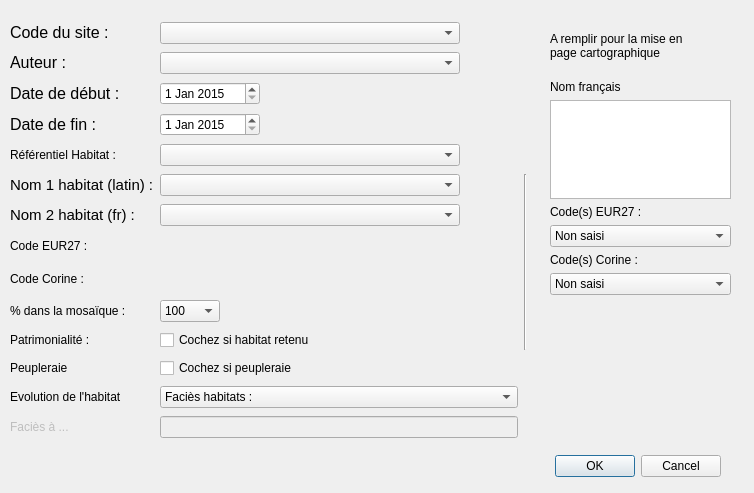
Old version of the form ui_bdhabnat_dialog.ui in the repository CEN-Hauts-de-France/bdhabnat_cenhdf.
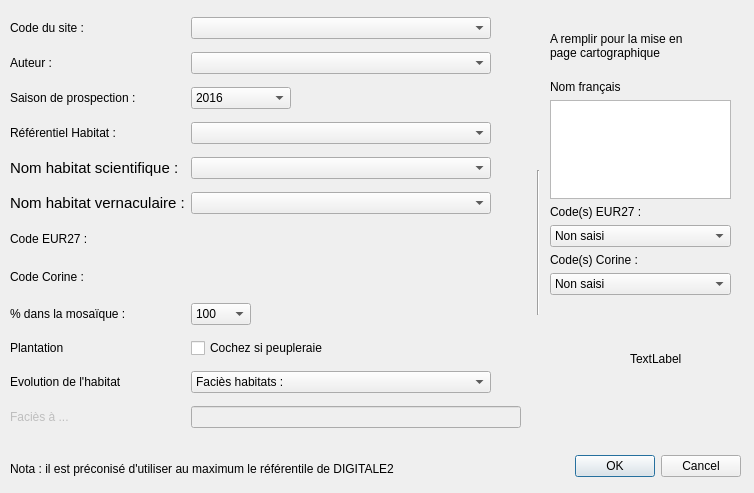
New version of the form.

Commit message: - Dates de début et de fin de prospection remplacées par l'année - Peupleraies remplacées par "plantations" - Ajouter avertissement : préférable de choisir le référentiel de DIGITALE2 - Remise à blanc du formulaire entre deux saisies annulée - % de d'habitats dans les mosaïques plus fins - case à ciocher "patrimonialité" enlevée du formulaire et du code

```diff
--- a/ui_bdhabnat_dialog.ui
+++ b/ui_bdhabnat_dialog.ui
@@ -28,9 +28,9 @@
   <widget class="QDialogButtonBox" name="buttonBox">
    <property name="geometry">
     <rect>
-     <x>380</x>
+     <x>550</x>
      <y>450</y>
-     <width>341</width>
+     <width>191</width>
      <height>32</height>
     </rect>
    </property>
@@ -120,155 +120,130 @@
     </item>
    </layout>
   </widget>
-  <widget class="QWidget" name="layoutWidget">
+  <widget class="QLabel" name="label_2">
    <property name="geometry">
     <rect>
      <x>10</x>
-     <y>20</y>
-     <width>517</width>
-     <height>428</height>
+     <y>460</y>
+     <width>481</width>
+     <height>17</height>
+    </rect>
+   </property>
+   <property name="text">
+    <string>Nota : il est préconisé d'utiliser au maximum le référentile de DIGITALE2</string>
+   </property>
+  </widget>
+  <widget class="QLabel" name="label_3">
+   <property name="geometry">
+    <rect>
+     <x>630</x>
+     <y>350</y>
+     <width>66</width>
+     <height>17</height>
+    </rect>
+   </property>
+   <property name="text">
+    <string>TextLabel</string>
+   </property>
+  </widget>
+  <widget class="Line" name="line_2">
+   <property name="geometry">
+    <rect>
+     <x>530</x>
+     <y>170</y>
+     <width>16</width>
+     <height>145</height>
+    </rect>
+   </property>
+   <property name="orientation">
+    <enum>Qt::Vertical</enum>
+   </property>
+  </widget>
+  <widget class="QWidget" name="">
+   <property name="geometry">
+    <rect>
+     <x>10</x>
+     <y>10</y>
+     <width>511</width>
+     <height>431</height>
     </rect>
    </property>
    <layout class="QGridLayout" name="gridLayout">
-    <item row="11" column="0">
-     <widget class="QLabel" name="lbl_peupleraie">
-      <property name="text">
-       <string>Peupleraie</string>
-      </property>
-      <property name="buddy">
-       <cstring>chx_patrimoine</cstring>
-      </property>
-     </widget>
-    </item>
-    <item row="11" column="1">
-     <widget class="QCheckBox" name="chx_peupleraie">
-      <property name="maximumSize">
-       <size>
-        <width>300</width>
-        <height>16777215</height>
-       </size>
-      </property>
-      <property name="text">
-       <string>Cochez si peupleraie</string>
-      </property>
-     </widget>
-    </item>
-    <item row="1" column="1">
-     <widget class="QComboBox" name="cbx_auteur">
-      <property name="maximumSize">
-       <size>
-        <width>300</width>
-        <height>16777215</height>
-       </size>
-      </property>
-      <property name="contextMenuPolicy">
-       <enum>Qt::DefaultContextMenu</enum>
-      </property>
-      <property name="currentText" stdset="0">
-       <string/>
-      </property>
-      <property name="currentIndex">
-       <number>-1</number>
-      </property>
-     </widget>
-    </item>
-    <item row="2" column="0">
-     <widget class="QLabel" name="lbl_datdeb">
-      <property name="text">
-       <string>&lt;html&gt;&lt;head/&gt;&lt;body&gt;&lt;p&gt;&lt;span style=&quot; font-size:12pt;&quot;&gt;Date de début :&lt;/span&gt;&lt;/p&gt;&lt;/body&gt;&lt;/html&gt;</string>
-      </property>
-     </widget>
-    </item>
-    <item row="7" column="0">
-     <widget class="QLabel" name="lbl_codeeur27">
-      <property name="enabled">
-       <bool>true</bool>
-      </property>
-      <property name="text">
-       <string>&lt;html&gt;&lt;head/&gt;&lt;body&gt;&lt;p&gt;Code EUR27 :&lt;/p&gt;&lt;/body&gt;&lt;/html&gt;</string>
-      </property>
-     </widget>
-    </item>
-    <item row="7" column="1">
-     <widget class="QLabel" name="txt_codeeur27">
-      <property name="maximumSize">
-       <size>
-        <width>300</width>
-        <height>25</height>
-       </size>
-      </property>
-      <property name="baseSize">
-       <size>
-        <width>300</width>
-        <height>25</height>
-       </size>
-      </property>
-      <property name="text">
-       <string/>
-      </property>
-     </widget>
-    </item>
-    <item row="0" column="0">
-     <widget class="QLabel" name="lbl_codesite">
-      <property name="text">
-       <string>&lt;html&gt;&lt;head/&gt;&lt;body&gt;&lt;p&gt;&lt;span style=&quot; font-size:12pt;&quot;&gt;Code du site :&lt;/span&gt;&lt;/p&gt;&lt;/body&gt;&lt;/html&gt;</string>
-      </property>
-     </widget>
-    </item>
-    <item row="10" column="0">
-     <widget class="QLabel" name="lbl_patrimoine">
-      <property name="text">
-       <string>&lt;html&gt;&lt;head/&gt;&lt;body&gt;&lt;p&gt;Patrimonialité :&lt;/p&gt;&lt;/body&gt;&lt;/html&gt;</string>
-      </property>
-      <property name="buddy">
-       <cstring>chx_patrimoine</cstring>
-      </property>
-     </widget>
-    </item>
-    <item row="10" column="1">
-     <widget class="QCheckBox" name="chx_patrimoine">
-      <property name="maximumSize">
-       <size>
-        <width>300</width>
-        <height>16777215</height>
-       </size>
-      </property>
-      <property name="text">
-       <string>Cochez si habitat retenu</string>
-      </property>
-     </widget>
-    </item>
     <item row="3" column="1">
-     <widget class="QDateEdit" name="dat_datefin">
+     <widget class="QComboBox" name="cbx_habref">
       <property name="maximumSize">
        <size>
-        <width>100</width>
+        <width>300</width>
         <height>16777215</height>
        </size>
       </property>
-      <property name="date">
-       <date>
-        <year>2015</year>
-        <month>1</month>
-        <day>1</day>
-       </date>
+      <property name="toolTip">
+       <string extracomment="Nota : il est préférable de choisir le référentiel de DIGITALE2"/>
       </property>
-     </widget>
-    </item>
-    <item row="4" column="0">
-     <widget class="QLabel" name="lbl_habref">
-      <property name="text">
-       <string>&lt;html&gt;&lt;head/&gt;&lt;body&gt;&lt;p&gt;Référentiel Habitat :&lt;/p&gt;&lt;/body&gt;&lt;/html&gt;</string>
+      <property name="editable">
+       <bool>false</bool>
       </property>
-      <property name="buddy">
-       <cstring>cbx_habref</cstring>
+      <property name="currentText" stdset="0">
+       <string/>
+      </property>
+      <property name="maxVisibleItems">
+       <number>5</number>
+      </property>
+      <property name="minimumContentsLength">
+       <number>1</number>
       </property>
      </widget>
     </item>
     <item row="6" column="1">
-     <widget class="QComboBox" name="cbx_habfr">
+     <widget class="QLabel" name="txt_codeeur27">
+      <property name="maximumSize">
+       <size>
+        <width>300</width>
+        <height>25</height>
+       </size>
+      </property>
+      <property name="baseSize">
+       <size>
+        <width>300</width>
+        <height>25</height>
+       </size>
+      </property>
+      <property name="text">
+       <string/>
+      </property>
+     </widget>
+    </item>
+    <item row="1" column="0">
+     <widget class="QLabel" name="lbl_auteur">
+      <property name="text">
+       <string>&lt;html&gt;&lt;head/&gt;&lt;body&gt;&lt;p&gt;Auteur :&lt;/p&gt;&lt;/body&gt;&lt;/html&gt;</string>
+      </property>
+      <property name="buddy">
+       <cstring>cbx_auteur</cstring>
+      </property>
+     </widget>
+    </item>
+    <item row="4" column="0">
+     <widget class="QLabel" name="lbl_hablat">
+      <property name="font">
+       <font>
+        <pointsize>10</pointsize>
+        <weight>50</weight>
+        <bold>false</bold>
+       </font>
+      </property>
+      <property name="text">
+       <string>&lt;html&gt;&lt;head/&gt;&lt;body&gt;&lt;p&gt;&lt;span style=&quot; font-size:11pt;&quot;&gt;Nom habitat scientifique :&lt;/span&gt;&lt;/p&gt;&lt;/body&gt;&lt;/html&gt;</string>
+      </property>
+      <property name="buddy">
+       <cstring>cbx_hablat</cstring>
+      </property>
+     </widget>
+    </item>
+    <item row="4" column="1">
+     <widget class="QComboBox" name="cbx_hablat">
       <property name="sizePolicy">
-       <sizepolicy hsizetype="Preferred" vsizetype="Fixed">
+       <sizepolicy hsizetype="Expanding" vsizetype="Fixed">
         <horstretch>0</horstretch>
         <verstretch>0</verstretch>
        </sizepolicy>
@@ -279,88 +254,65 @@
         <height>16777215</height>
        </size>
       </property>
-     </widget>
-    </item>
-    <item row="13" column="0">
-     <widget class="QLabel" name="lbl_faciesa">
-      <property name="enabled">
-       <bool>false</bool>
+      <property name="maxVisibleItems">
+       <number>30</number>
       </property>
-      <property name="text">
-       <string>Faciès à ...</string>
+      <property name="sizeAdjustPolicy">
+       <enum>QComboBox::AdjustToMinimumContentsLength</enum>
       </property>
+      <property name="minimumContentsLength">
+       <number>150</number>
+      </property>
      </widget>
     </item>
-    <item row="6" column="0">
-     <widget class="QLabel" name="lbl_habfr">
-      <property name="font">
-       <font>
-        <pointsize>10</pointsize>
-       </font>
+    <item row="7" column="1">
+     <widget class="QLabel" name="txt_codecorine">
+      <property name="maximumSize">
+       <size>
+        <width>300</width>
+        <height>25</height>
+       </size>
       </property>
       <property name="text">
-       <string>&lt;html&gt;&lt;head/&gt;&lt;body&gt;&lt;p&gt;&lt;span style=&quot; font-size:11pt;&quot;&gt;Nom 2 habitat (fr) :&lt;/span&gt;&lt;/p&gt;&lt;/body&gt;&lt;/html&gt;</string>
+       <string/>
       </property>
      </widget>
     </item>
     <item row="9" column="0">
-     <widget class="QLabel" name="lbl_pourcent">
+     <widget class="QLabel" name="lbl_plantation">
       <property name="text">
-       <string>&lt;html&gt;&lt;head/&gt;&lt;body&gt;&lt;p&gt;% dans la mosaïque :&lt;/p&gt;&lt;/body&gt;&lt;/html&gt;</string>
+       <string>Plantation</string>
       </property>
      </widget>
     </item>
     <item row="9" column="1">
-     <widget class="QComboBox" name="cbx_pourcent">
-      <property name="sizePolicy">
-       <sizepolicy hsizetype="Preferred" vsizetype="Fixed">
-        <horstretch>0</horstretch>
-        <verstretch>0</verstretch>
-       </sizepolicy>
-      </property>
+     <widget class="QCheckBox" name="chx_plantation">
       <property name="maximumSize">
        <size>
-        <width>60</width>
+        <width>300</width>
         <height>16777215</height>
        </size>
       </property>
-      <property name="currentIndex">
-       <number>5</number>
+      <property name="text">
+       <string>Cochez si peupleraie</string>
       </property>
-      <item>
-       <property name="text">
-        <string>25</string>
-       </property>
-      </item>
-      <item>
-       <property name="text">
-        <string>33</string>
-       </property>
-      </item>
-      <item>
-       <property name="text">
-        <string>50</string>
-       </property>
-      </item>
-      <item>
-       <property name="text">
-        <string>66</string>
-       </property>
-      </item>
-      <item>
-       <property name="text">
-        <string>75</string>
-       </property>
-      </item>
-      <item>
-       <property name="text">
-        <string>100</string>
-       </property>
-      </item>
      </widget>
     </item>
-    <item row="12" column="1">
+    <item row="10" column="0">
+     <widget class="QLabel" name="lbl_evol">
+      <property name="text">
+       <string>Evolution de l'habitat</string>
+      </property>
+     </widget>
+    </item>
+    <item row="10" column="1">
      <widget class="QComboBox" name="cbx_habetat">
+      <property name="maximumSize">
+       <size>
+        <width>300</width>
+        <height>16777215</height>
+       </size>
+      </property>
       <item>
        <property name="text">
         <string>Faciès habitats :</string>
@@ -448,35 +400,30 @@
       </item>
      </widget>
     </item>
-    <item row="5" column="1">
-     <widget class="QComboBox" name="cbx_hablat">
-      <property name="sizePolicy">
-       <sizepolicy hsizetype="Expanding" vsizetype="Fixed">
-        <horstretch>0</horstretch>
-        <verstretch>0</verstretch>
-       </sizepolicy>
+    <item row="11" column="0">
+     <widget class="QLabel" name="lbl_faciesa">
+      <property name="enabled">
+       <bool>false</bool>
       </property>
-      <property name="maximumSize">
-       <size>
-        <width>300</width>
-        <height>16777215</height>
-       </size>
+      <property name="text">
+       <string>Faciès à ...</string>
       </property>
-      <property name="maxVisibleItems">
-       <number>30</number>
+     </widget>
+    </item>
+    <item row="11" column="1">
+     <widget class="QLineEdit" name="txt_faciesa">
+      <property name="enabled">
+       <bool>false</bool>
       </property>
-      <property name="sizeAdjustPolicy">
-       <enum>QComboBox::AdjustToMinimumContentsLength</enum>
-      </property>
-      <property name="minimumContentsLength">
-       <number>150</number>
-      </property>
      </widget>
     </item>
-    <item row="5" column="2" rowspan="6">
-     <widget class="Line" name="line_2">
-      <property name="orientation">
-       <enum>Qt::Vertical</enum>
+    <item row="3" column="0">
+     <widget class="QLabel" name="lbl_habref">
+      <property name="text">
+       <string>&lt;html&gt;&lt;head/&gt;&lt;body&gt;&lt;p&gt;Référentiel Habitat :&lt;/p&gt;&lt;/body&gt;&lt;/html&gt;</string>
+      </property>
+      <property name="buddy">
+       <cstring>cbx_habref</cstring>
       </property>
      </widget>
     </item>
@@ -499,94 +446,204 @@
       </property>
      </widget>
     </item>
-    <item row="1" column="0">
-     <widget class="QLabel" name="lbl_auteur">
-      <property name="text">
-       <string>&lt;html&gt;&lt;head/&gt;&lt;body&gt;&lt;p&gt;&lt;span style=&quot; font-size:12pt;&quot;&gt;Auteur :&lt;/span&gt;&lt;/p&gt;&lt;/body&gt;&lt;/html&gt;</string>
-      </property>
-      <property name="buddy">
-       <cstring>cbx_auteur</cstring>
-      </property>
-     </widget>
-    </item>
-    <item row="4" column="1">
-     <widget class="QComboBox" name="cbx_habref">
-      <property name="maximumSize">
-       <size>
-        <width>300</width>
-        <height>16777215</height>
-       </size>
-      </property>
-      <property name="editable">
-       <bool>false</bool>
-      </property>
-      <property name="currentText" stdset="0">
-       <string/>
-      </property>
-      <property name="maxVisibleItems">
-       <number>5</number>
-      </property>
-      <property name="minimumContentsLength">
-       <number>1</number>
-      </property>
-     </widget>
-    </item>
     <item row="5" column="0">
-     <widget class="QLabel" name="lbl_hablat">
+     <widget class="QLabel" name="lbl_habfr">
       <property name="font">
        <font>
         <pointsize>10</pointsize>
-        <weight>50</weight>
-        <bold>false</bold>
        </font>
       </property>
       <property name="text">
-       <string>&lt;html&gt;&lt;head/&gt;&lt;body&gt;&lt;p&gt;&lt;span style=&quot; font-size:11pt;&quot;&gt;Nom 1 habitat (latin) :&lt;/span&gt;&lt;/p&gt;&lt;/body&gt;&lt;/html&gt;</string>
+       <string>&lt;html&gt;&lt;head/&gt;&lt;body&gt;&lt;p&gt;&lt;span style=&quot; font-size:11pt;&quot;&gt;Nom habitat vernaculaire :&lt;/span&gt;&lt;/p&gt;&lt;/body&gt;&lt;/html&gt;</string>
       </property>
       <property name="buddy">
        <cstring>cbx_hablat</cstring>
       </property>
      </widget>
     </item>
-    <item row="13" column="1">
-     <widget class="QLineEdit" name="txt_faciesa">
-      <property name="enabled">
-       <bool>false</bool>
+    <item row="5" column="1">
+     <widget class="QComboBox" name="cbx_habfr">
+      <property name="sizePolicy">
+       <sizepolicy hsizetype="Preferred" vsizetype="Fixed">
+        <horstretch>0</horstretch>
+        <verstretch>0</verstretch>
+       </sizepolicy>
       </property>
+      <property name="maximumSize">
+       <size>
+        <width>300</width>
+        <height>16777215</height>
+       </size>
+      </property>
      </widget>
     </item>
-    <item row="2" column="1">
-     <widget class="QDateEdit" name="dat_datedeb">
+    <item row="1" column="1">
+     <widget class="QComboBox" name="cbx_auteur">
       <property name="maximumSize">
        <size>
-        <width>100</width>
+        <width>300</width>
         <height>16777215</height>
        </size>
       </property>
-      <property name="date">
-       <date>
-        <year>2015</year>
-        <month>1</month>
-        <day>1</day>
-       </date>
+      <property name="contextMenuPolicy">
+       <enum>Qt::DefaultContextMenu</enum>
       </property>
-     </widget>
-    </item>
-    <item row="3" column="0">
-     <widget class="QLabel" name="lbl_datefin">
-      <property name="text">
-       <string>&lt;html&gt;&lt;head/&gt;&lt;body&gt;&lt;p&gt;&lt;span style=&quot; font-size:12pt;&quot;&gt;Date de fin :&lt;/span&gt;&lt;/p&gt;&lt;/body&gt;&lt;/html&gt;</string>
+      <property name="currentText" stdset="0">
+       <string/>
       </property>
      </widget>
     </item>
-    <item row="12" column="0">
-     <widget class="QLabel" name="lbl_evol">
+    <item row="2" column="0">
+     <widget class="QLabel" name="lbl_annee">
       <property name="text">
-       <string>Evolution de l'habitat</string>
+       <string>&lt;html&gt;&lt;head/&gt;&lt;body&gt;&lt;p&gt;Saison de prospection :&lt;/p&gt;&lt;/body&gt;&lt;/html&gt;</string>
       </property>
      </widget>
     </item>
     <item row="8" column="0">
+     <widget class="QLabel" name="lbl_pourcent">
+      <property name="text">
+       <string>&lt;html&gt;&lt;head/&gt;&lt;body&gt;&lt;p&gt;% dans la mosaïque :&lt;/p&gt;&lt;/body&gt;&lt;/html&gt;</string>
+      </property>
+     </widget>
+    </item>
+    <item row="8" column="1">
+     <widget class="QComboBox" name="cbx_pourcent">
+      <property name="sizePolicy">
+       <sizepolicy hsizetype="Preferred" vsizetype="Fixed">
+        <horstretch>0</horstretch>
+        <verstretch>0</verstretch>
+       </sizepolicy>
+      </property>
+      <property name="maximumSize">
+       <size>
+        <width>60</width>
+        <height>16777215</height>
+       </size>
+      </property>
+      <property name="currentIndex">
+       <number>19</number>
+      </property>
+      <item>
+       <property name="text">
+        <string>5</string>
+       </property>
+      </item>
+      <item>
+       <property name="text">
+        <string>10</string>
+       </property>
+      </item>
+      <item>
+       <property name="text">
+        <string>15</string>
+       </property>
+      </item>
+      <item>
+       <property name="text">
+        <string>20</string>
+       </property>
+      </item>
+      <item>
+       <property name="text">
+        <string>25</string>
+       </property>
+      </item>
+      <item>
+       <property name="text">
+        <string>30</string>
+       </property>
+      </item>
+      <item>
+       <property name="text">
+        <string>35</string>
+       </property>
+      </item>
+      <item>
+       <property name="text">
+        <string>40</string>
+       </property>
+      </item>
+      <item>
+       <property name="text">
+        <string>45</string>
+       </property>
+      </item>
+      <item>
+       <property name="text">
+        <string>50</string>
+       </property>
+      </item>
+      <item>
+       <property name="text">
+        <string>55</string>
+       </property>
+      </item>
+      <item>
+       <property name="text">
+        <string>60</string>
+       </property>
+      </item>
+      <item>
+       <property name="text">
+        <string>65</string>
+       </property>
+      </item>
+      <item>
+       <property name="text">
+        <string>70</string>
+       </property>
+      </item>
+      <item>
+       <property name="text">
+        <string>75</string>
+       </property>
+      </item>
+      <item>
+       <property name="text">
+        <string>80</string>
+       </property>
+      </item>
+      <item>
+       <property name="text">
+        <string>85</string>
+       </property>
+      </item>
+      <item>
+       <property name="text">
+        <string>90</string>
+       </property>
+      </item>
+      <item>
+       <property name="text">
+        <string>95</string>
+       </property>
+      </item>
+      <item>
+       <property name="text">
+        <string>100</string>
+       </property>
+      </item>
+     </widget>
+    </item>
+    <item row="6" column="0">
+     <widget class="QLabel" name="lbl_codeeur27">
+      <property name="enabled">
+       <bool>true</bool>
+      </property>
+      <property name="text">
+       <string>&lt;html&gt;&lt;head/&gt;&lt;body&gt;&lt;p&gt;Code EUR27 :&lt;/p&gt;&lt;/body&gt;&lt;/html&gt;</string>
+      </property>
+     </widget>
+    </item>
+    <item row="0" column="0">
+     <widget class="QLabel" name="lbl_codesite">
+      <property name="text">
+       <string>&lt;html&gt;&lt;head/&gt;&lt;body&gt;&lt;p&gt;Code du site :&lt;/p&gt;&lt;/body&gt;&lt;/html&gt;</string>
+      </property>
+     </widget>
+    </item>
+    <item row="7" column="0">
      <widget class="QLabel" name="lbl_codecorine">
       <property name="enabled">
        <bool>true</bool>
@@ -596,23 +653,172 @@
       </property>
      </widget>
     </item>
-    <item row="8" column="1">
-     <widget class="QLabel" name="txt_codecorine">
+    <item row="2" column="1">
+     <widget class="QComboBox" name="cbx_annee">
       <property name="maximumSize">
        <size>
-        <width>300</width>
-        <height>25</height>
+        <width>100</width>
+        <height>16777215</height>
        </size>
       </property>
-      <property name="baseSize">
-       <size>
-        <width>300</width>
-        <height>25</height>
-       </size>
+      <property name="currentIndex">
+       <number>16</number>
       </property>
-      <property name="text">
-       <string/>
-      </property>
+      <item>
+       <property name="text">
+        <string>2000</string>
+       </property>
+      </item>
+      <item>
+       <property name="text">
+        <string>2001</string>
+       </property>
+      </item>
+      <item>
+       <property name="text">
+        <string>2002</string>
+       </property>
+      </item>
+      <item>
+       <property name="text">
+        <string>2003</string>
+       </property>
+      </item>
+      <item>
+       <property name="text">
+        <string>2004</string>
+       </property>
+      </item>
+      <item>
+       <property name="text">
+        <string>2005</string>
+       </property>
+      </item>
+      <item>
+       <property name="text">
+        <string>2006</string>
+       </property>
+      </item>
+      <item>
+       <property name="text">
+        <string>2007</string>
+       </property>
+      </item>
+      <item>
+       <property name="text">
+        <string>2008</string>
+       </property>
+      </item>
+      <item>
+       <property name="text">
+        <string>2009</string>
+       </property>
+      </item>
+      <item>
+       <property name="text">
+        <string>2010</string>
+       </property>
+      </item>
+      <item>
+       <property name="text">
+        <string>2011</string>
+       </property>
+      </item>
+      <item>
+       <property name="text">
+        <string>2012</string>
+       </property>
+      </item>
+      <item>
+       <property name="text">
+        <string>2013</string>
+       </property>
+      </item>
+      <item>
+       <property name="text">
+        <string>2014</string>
+       </property>
+      </item>
+      <item>
+       <property name="text">
+        <string>2015</string>
+       </property>
+      </item>
+      <item>
+       <property name="text">
+        <string>2016</string>
+       </property>
+      </item>
+      <item>
+       <property name="text">
+        <string>2017</string>
+       </property>
+      </item>
+      <item>
+       <property name="text">
+        <string>2018</string>
+       </property>
+      </item>
+      <item>
+       <property name="text">
+        <string>2019</string>
+       </property>
+      </item>
+      <item>
+       <property name="text">
+        <string>2020</string>
+       </property>
+      </item>
+      <item>
+       <property name="text">
+        <string>2021</string>
+       </property>
+      </item>
+      <item>
+       <property name="text">
+        <string>2022</string>
+       </property>
+      </item>
+      <item>
+       <property name="text">
+        <string>2023</string>
+       </property>
+      </item>
+      <item>
+       <property name="text">
+        <string>2024</string>
+       </property>
+      </item>
+      <item>
+       <property name="text">
+        <string>2025</string>
+       </property>
+      </item>
+      <item>
+       <property name="text">
+        <string>2026</string>
+       </property>
+      </item>
+      <item>
+       <property name="text">
+        <string>2027</string>
+       </property>
+      </item>
+      <item>
+       <property name="text">
+        <string>2028</string>
+       </property>
+      </item>
+      <item>
+       <property name="text">
+        <string>2029</string>
+       </property>
+      </item>
+      <item>
+       <property name="text">
+        <string>2030</string>
+       </property>
+      </item>
      </widget>
     </item>
    </layout>
```
Left out of the diff: 12 changed lines with no effect on the pictures. The commit also changes 1 other file.
